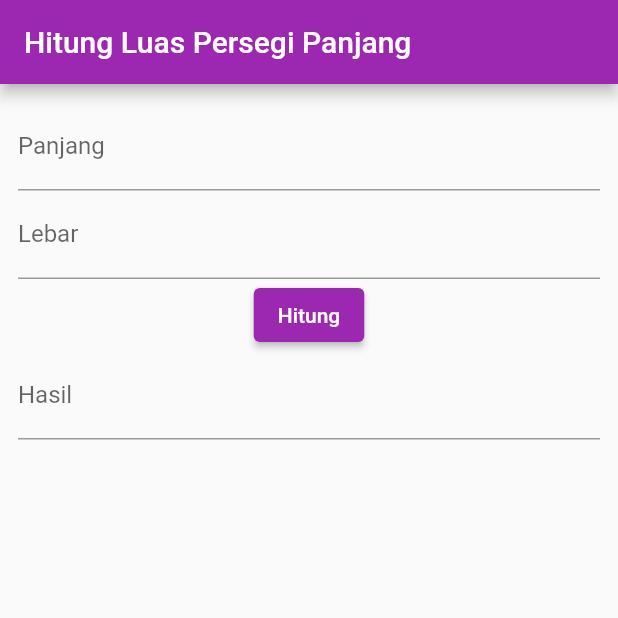
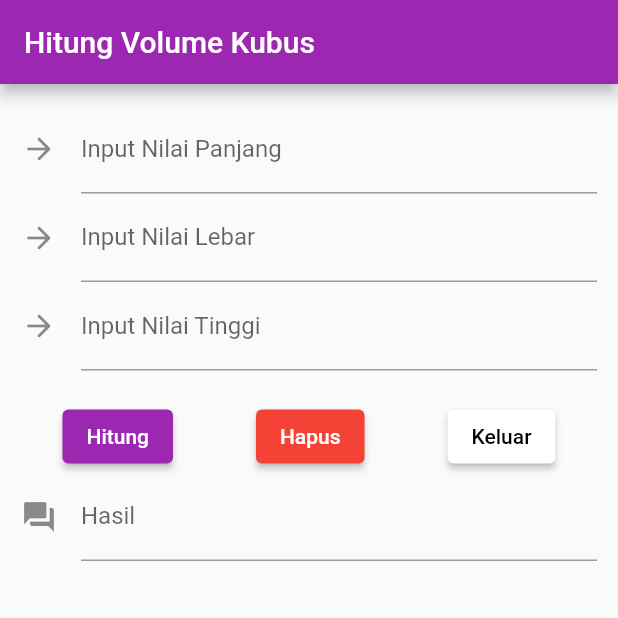
Before and after one commit to Azlan-saja/5simic1-mobile1-2023, a Flutter app: the screen it shows after launch, on a phone screen of 412 x 824 dp, the top half of it. Run offline on Flutter 3.47's test engine with Material 2 defaults, Android fonts, the phone set to English and light mode, and no system bars; missing offline and left inert: dart:ffi.

Commit message:
Create Layer Volume

```diff
--- a/lib/main.dart
+++ b/lib/main.dart
@@ -1,5 +1,6 @@
 import 'package:aplikasi_5simic1/home.dart';
 import 'package:aplikasi_5simic1/luas.dart';
+import 'package:aplikasi_5simic1/volume.dart';
 import 'package:flutter/material.dart';
 import 'package:aplikasi_5simic1/login.dart';
 
@@ -15,7 +16,7 @@ class MyApp extends StatelessWidget {
     return MaterialApp(
       title: "Aplikasi 5SIMIC1",
       theme: ThemeData(primarySwatch: Colors.purple),
-      home: const MyLuas(),
+      home: const MyVolume(),
     );
   }
 }
--- /dev/null
+++ b/lib/volume.dart
@@ -0,0 +1,74 @@
+import 'package:flutter/material.dart';
+
+class MyVolume extends StatefulWidget {
+  const MyVolume({super.key});
+
+  @override
+  State<MyVolume> createState() => _MyVolumeState();
+}
+
+class _MyVolumeState extends State<MyVolume> {
+  @override
+  Widget build(BuildContext context) {
+    return Scaffold(
+      appBar: AppBar(
+        title: const Text('Hitung Volume Kubus'),
+      ),
+      body: Padding(
+        padding: const EdgeInsets.all(14),
+        child: Column(
+          children: [
+            const TextField(
+              decoration: InputDecoration(
+                label: Text('Input Nilai Panjang'),
+                icon: Icon(Icons.arrow_forward_rounded),
+              ),
+            ),
+            const TextField(
+              decoration: InputDecoration(
+                label: Text('Input Nilai Lebar'),
+                icon: Icon(Icons.arrow_forward_rounded),
+              ),
+            ),
+            const TextField(
+              decoration: InputDecoration(
+                label: Text('Input Nilai Tinggi'),
+                icon: Icon(Icons.arrow_forward_rounded),
+              ),
+            ),
+            const SizedBox(
+              height: 20,
+            ),
+            Row(
+              mainAxisAlignment: MainAxisAlignment.spaceAround,
+              children: [
+                ElevatedButton(
+                  onPressed: () {},
+                  child: const Text('Hitung'),
+                ),
+                ElevatedButton(
+                  style: ElevatedButton.styleFrom(backgroundColor: Colors.red),
+                  onPressed: () {},
+                  child: const Text('Hapus'),
+                ),
+                ElevatedButton(
+                  style: ElevatedButton.styleFrom(
+                      backgroundColor: Colors.white,
+                      foregroundColor: Colors.black),
+                  onPressed: () {},
+                  child: const Text('Keluar'),
+                ),
+              ],
+            ),
+            const TextField(
+              decoration: InputDecoration(
+                label: Text('Hasil'),
+                icon: Icon(Icons.question_answer),
+              ),
+            ),
+          ],
+        ),
+      ),
+    );
+  }
+}
```
